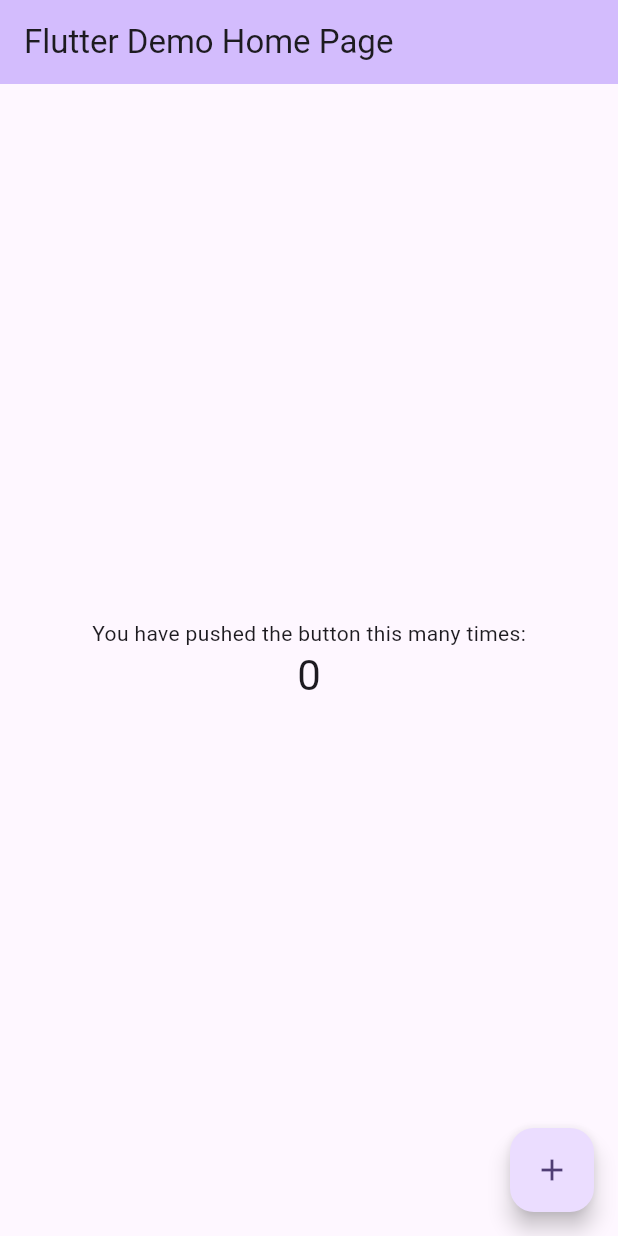
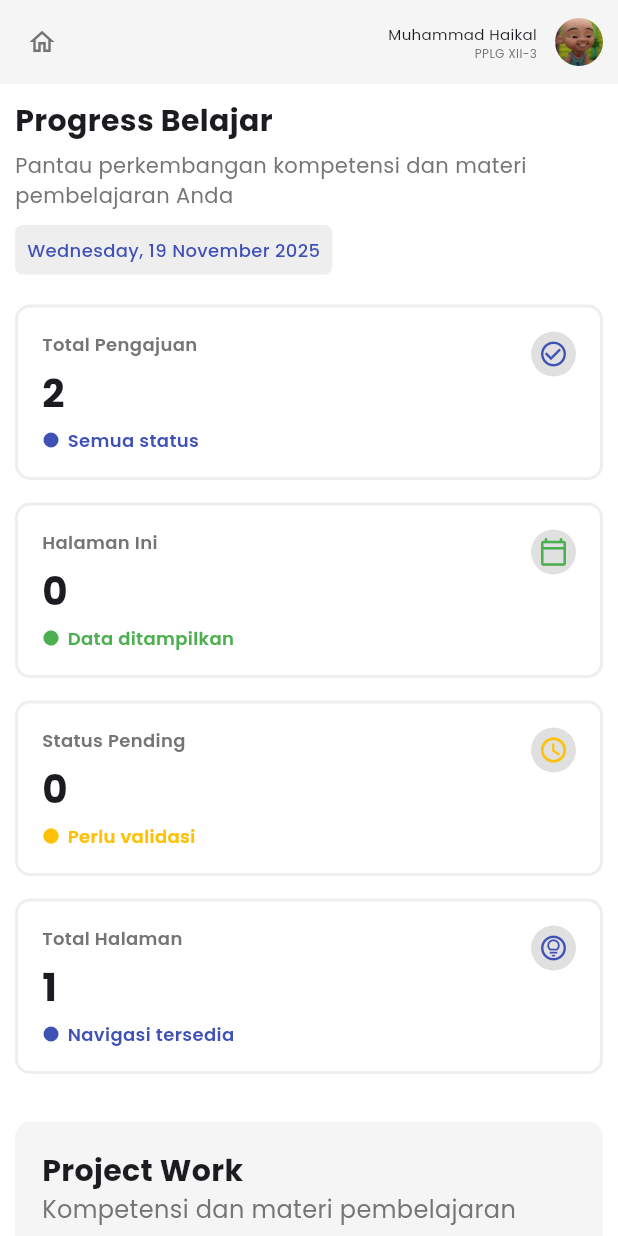
Before and after one commit to MuhammadHaikal1138/slicing_jurnalku, a Flutter app: the screen it shows after launch, on a phone screen of 412 x 824 dp. Run offline on Flutter 3.47's test engine with Material 3 defaults, Android fonts, the phone set to English and light mode, and no system bars; our stand-ins replace google_fonts.

Commit message:
feat: add page student progress

```diff
--- a/lib/main.dart
+++ b/lib/main.dart
@@ -1,4 +1,5 @@
 import 'package:flutter/material.dart';
+import 'package:slicing_jurnalku/progress_student.dart';
 
 void main() {
   runApp(const MyApp());
@@ -7,116 +8,15 @@ void main() {
 class MyApp extends StatelessWidget {
   const MyApp({super.key});
 
-  // This widget is the root of your application.
   @override
   Widget build(BuildContext context) {
     return MaterialApp(
       title: 'Flutter Demo',
       theme: ThemeData(
-        // This is the theme of your application.
-        //
-        // TRY THIS: Try running your application with "flutter run". You'll see
-        // the application has a purple toolbar. Then, without quitting the app,
-        // try changing the seedColor in the colorScheme below to Colors.green
-        // and then invoke "hot reload" (save your changes or press the "hot
-        // reload" button in a Flutter-supported IDE, or press "r" if you used
-        // the command line to start the app).
-        //
-        // Notice that the counter didn't reset back to zero; the application
-        // state is not lost during the reload. To reset the state, use hot
-        // restart instead.
-        //
-        // This works for code too, not just values: Most code changes can be
-        // tested with just a hot reload.
         colorScheme: .fromSeed(seedColor: Colors.deepPurple),
       ),
-      home: const MyHomePage(title: 'Flutter Demo Home Page'),
+      home: ProgressStudentPage(),
+      debugShowCheckedModeBanner: false,
     );
   }
 }
-
-class MyHomePage extends StatefulWidget {
-  const MyHomePage({super.key, required this.title});
-
-  // This widget is the home page of your application. It is stateful, meaning
-  // that it has a State object (defined below) that contains fields that affect
-  // how it looks.
-
-  // This class is the configuration for the state. It holds the values (in this
-  // case the title) provided by the parent (in this case the App widget) and
-  // used by the build method of the State. Fields in a Widget subclass are
-  // always marked "final".
-
-  final String title;
-
-  @override
-  State<MyHomePage> createState() => _MyHomePageState();
-}
-
-class _MyHomePageState extends State<MyHomePage> {
-  int _counter = 0;
-
-  void _incrementCounter() {
-    setState(() {
-      // This call to setState tells the Flutter framework that something has
-      // changed in this State, which causes it to rerun the build method below
-      // so that the display can reflect the updated values. If we changed
-      // _counter without calling setState(), then the build method would not be
-      // called again, and so nothing would appear to happen.
-      _counter++;
-    });
-  }
-
-  @override
-  Widget build(BuildContext context) {
-    // This method is rerun every time setState is called, for instance as done
-    // by the _incrementCounter method above.
-    //
-    // The Flutter framework has been optimized to make rerunning build methods
-    // fast, so that you can just rebuild anything that needs updating rather
-    // than having to individually change instances of widgets.
-    return Scaffold(
-      appBar: AppBar(
-        // TRY THIS: Try changing the color here to a specific color (to
-        // Colors.amber, perhaps?) and trigger a hot reload to see the AppBar
-        // change color while the other colors stay the same.
-        backgroundColor: Theme.of(context).colorScheme.inversePrimary,
-        // Here we take the value from the MyHomePage object that was created by
-        // the App.build method, and use it to set our appbar title.
-        title: Text(widget.title),
-      ),
-      body: Center(
-        // Center is a layout widget. It takes a single child and positions it
-        // in the middle of the parent.
-        child: Column(
-          // Column is also a layout widget. It takes a list of children and
-          // arranges them vertically. By default, it sizes itself to fit its
-          // children horizontally, and tries to be as tall as its parent.
-          //
-          // Column has various properties to control how it sizes itself and
-          // how it positions its children. Here we use mainAxisAlignment to
-          // center the children vertically; the main axis here is the vertical
-          // axis because Columns are vertical (the cross axis would be
-          // horizontal).
-          //
-          // TRY THIS: Invoke "debug painting" (choose the "Toggle Debug Paint"
-          // action in the IDE, or press "p" in the console), to see the
-          // wireframe for each widget.
-          mainAxisAlignment: .center,
-          children: [
-            const Text('You have pushed the button this many times:'),
-            Text(
-              '$_counter',
-              style: Theme.of(context).textTheme.headlineMedium,
-            ),
-          ],
-        ),
-      ),
-      floatingActionButton: FloatingActionButton(
-        onPressed: _incrementCounter,
-        tooltip: 'Increment',
-        child: const Icon(Icons.add),
-      ),
-    );
-  }
-}
--- /dev/null
+++ b/lib/progress_student.dart
@@ -0,0 +1,330 @@
+import 'package:flutter/material.dart';
+import 'package:google_fonts/google_fonts.dart';
+
+class ProgressStudentPage extends StatelessWidget {
+ProgressStudentPage({super.key});
+
+  List <Map<String, dynamic>> progress = [
+    {
+      "title" : "Total Pengajuan",
+      "total" : 2,
+      "status" : "Semua status",
+      "icon_badge" : Icons.check_circle_outline,
+      "color" : Colors.indigo,
+    },
+    {
+      "title" : "Halaman Ini",
+      "total" : 0,
+      "status" : "Data ditampilkan",
+      "icon_badge" : Icons.calendar_today_outlined,
+      "color" : Colors.green,
+    },
+    {
+      "title" : "Status Pending",
+      "total" : 0,
+      "status" : "Perlu validasi",
+      "icon_badge" : Icons.watch_later_outlined,
+      "color" : Colors.amber,
+    },
+    {
+      "title" : "Total Halaman",
+      "total" : 1,
+      "status" : "Navigasi tersedia",
+      "icon_badge" : Icons.lightbulb_circle_outlined,
+      "color" : Colors.indigo,
+    },
+  ];
+
+  List <Map<String, dynamic>> task = [
+    {
+      "title" : "Project Work"
+    },
+    {
+      "title" : "Mobile Apps"
+    },
+    {
+      "title" : "UKK (Uji Kompetensi Keahlian)"
+    },
+    {
+      "title" : "GIM"
+    },
+  ];
+
+  @override
+  Widget build(BuildContext context) {
+    return Scaffold(
+      backgroundColor: Colors.white,
+      appBar: AppBar(
+        backgroundColor: Colors.grey[100],
+        leading: Icon(Icons.home_outlined, size: 20, color: Colors.grey[600]),
+        actions: [
+          Container(
+            margin: EdgeInsets.all(10),
+            child: Row(
+              children: [
+                Container(
+                  child: Column(
+                    mainAxisAlignment: MainAxisAlignment.center,
+                    crossAxisAlignment: CrossAxisAlignment.end,
+                    children: [
+                      Text(
+                        "Muhammad Haikal",
+                        // textAlign: TextAlign.end,
+                        style: GoogleFonts.poppins(fontSize: 10),
+                      ),
+                      Text(
+                        "PPLG XII-3",
+                        // textAlign: TextAlign.end,
+                        style: GoogleFonts.poppins(
+                          fontSize: 8,
+                          color: Colors.grey[600],
+                        ),
+                      ),
+                    ],
+                  ),
+                ),
+                SizedBox(width: 12),
+                ClipOval(
+                  child: Image.asset(
+                    "assets/images/foto_profile.jpg",
+                    height: 32,
+                    width: 32,
+                    fit: BoxFit.cover,
+                  ),
+                ),
+              ],
+            ),
+          ),
+        ],
+      ),
+      body: SingleChildScrollView(
+        child: Padding(
+          padding: EdgeInsetsGeometry.all(10),
+          child: Column(
+            crossAxisAlignment: CrossAxisAlignment.start,
+            children: [
+              Text(
+                "Progress Belajar",
+                style: GoogleFonts.poppins(
+                  fontSize: 20,
+                  fontWeight: FontWeight.bold,
+                ),
+              ),
+              SizedBox(height: 5),
+              Text(
+                "Pantau perkembangan kompetensi dan materi pembelajaran Anda",
+                style: GoogleFonts.poppins(
+                  fontSize: 14,
+                  color: Colors.grey[600],
+                ),
+              ),
+              SizedBox(height: 10),
+              Container(
+                padding: EdgeInsets.all(8),
+                decoration: BoxDecoration(
+                  color: Colors.grey[200],
+                  borderRadius: BorderRadius.circular(5),
+                ),
+                child: Text(
+                  "Wednesday, 19 November 2025",
+                  style: GoogleFonts.poppins(
+                    color: Colors.indigo,
+                    fontSize: 12,
+                    fontWeight: FontWeight.w500,
+                  ),
+                ),
+              ),
+              SizedBox(height: 20),
+              ListView.separated(
+                separatorBuilder: (context, index) {
+                  return SizedBox(height: 15);
+                },
+                shrinkWrap: true,
+                physics: NeverScrollableScrollPhysics(),
+                itemCount: 4,
+                itemBuilder: (context, index) {
+                  return Container(
+                    width: double.infinity,
+                    padding: EdgeInsets.all(16),
+                    decoration: BoxDecoration(
+                      border: Border.all(
+                        color: Colors.grey[200]!,
+                        width: 2,
+                        style: BorderStyle.solid,
+                      ),
+                      borderRadius: BorderRadius.circular(10),
+                    ),
+                    child: Row(
+                      mainAxisAlignment: MainAxisAlignment.spaceBetween,
+                      crossAxisAlignment: CrossAxisAlignment.start,
+                      children: [
+                        Column(
+                          crossAxisAlignment: CrossAxisAlignment.start,
+                          children: [
+                            Text(
+                              "${progress[index]["title"]}",
+                              style: GoogleFonts.poppins(
+                                color: Colors.grey[600],
+                                fontSize: 12,
+                                fontWeight: FontWeight.w600,
+                              ),
+                            ),
+                            SizedBox(height: 5),
+                            Text(
+                              "${progress[index]["total"]}",
+                              style: GoogleFonts.poppins(
+                                fontSize: 26,
+                                fontWeight: FontWeight.bold,
+                              ),
+                            ),
+                            SizedBox(height: 5),
+                            Row(
+                              children: [
+                                Icon(
+                                  Icons.circle,
+                                  color: (progress[index]["color"] as Color),
+                                  size: 12,
+                                ),
+                                SizedBox(width: 5),
+                                Text(
+                                  "${progress[index]["status"]}",
+                                  style: GoogleFonts.poppins(
+                                    fontSize: 12,
+                                    color: (progress[index]["color"] as Color),
+                                    fontWeight: FontWeight.w600,
+                                  ),
+                                ),
+                              ],
+                            ),
+                          ],
+                        ),
+                        Container(
+                          height: 30,
+                          width: 30,
+                          decoration: BoxDecoration(
+                            color: Colors.grey[300],
+                            borderRadius: BorderRadius.circular(20),
+                          ),
+                          child: Icon(
+                            progress[index]["icon_badge"],
+                            size: 20,
+                            color: (progress[index]["color"] as Color),
+                          ),
+                        ),
+                      ],
+                    ),
+                  );
+                },
+              ),
+              SizedBox(height: 32),
+              ListView.separated(
+                separatorBuilder: (context, index) {
+                  return SizedBox(height: 15);
+                },
+                shrinkWrap: true,
+                physics: NeverScrollableScrollPhysics(),
+                itemCount: 4,
+                itemBuilder: (context, index) {
+                  return Container(
+                    margin: EdgeInsets.only(bottom: 10),
+                    padding: EdgeInsets.all(16),
+                    width: double.infinity,
+                    decoration: BoxDecoration(
+                      color: Colors.grey[100],
+                      border: Border.all(
+                        color: Colors.grey[100]!,
+                        width: 2,
+                        style: BorderStyle.solid,
+                      ),
+                      borderRadius: BorderRadius.circular(10),
+                    ),
+                    child: Column(
+                      crossAxisAlignment: CrossAxisAlignment.start,
+                      children: [
+                        Text(
+                          "${task[index]["title"]}",
+                          style: GoogleFonts.poppins(
+                            fontSize: 20,
+                            fontWeight: FontWeight.bold,
+                          ),
+                        ),
+                        Text(
+                          "Kompetensi dan materi pembelajaran",
+                          style: GoogleFonts.poppins(
+                            color: Colors.grey[600]!,
+                            fontSize: 16,
+                          ),
+                        ),
+                        SizedBox(height: 20),
+                        SingleChildScrollView(
+                          scrollDirection: Axis.horizontal,
+                          child: Row(
+                            children: [
+                              Text(
+                                "KOMPETENSI",
+                                style: GoogleFonts.poppins(
+                                  fontSize: 16,
+                                  fontWeight: FontWeight.w500,
+                                  color: Colors.grey[600],
+                                ),
+                              ),
+                              SizedBox(width: 20,),
+                              Text(
+                                "GURU",
+                                style: GoogleFonts.poppins(
+                                  fontSize: 16,
+                                  fontWeight: FontWeight.w500,
+                                  color: Colors.grey[600],
+                                ),
+                              ),
+                              SizedBox(width: 20,),
+                              Text(
+                                "TANGGAL",
+                                style: GoogleFonts.poppins(
+                                  fontSize: 16,
+                                  fontWeight: FontWeight.w500,
+                                  color: Colors.grey[600],
+                                ),
+                              ),
+                              SizedBox(width: 20,),
+                              Text(
+                                "STATUS",
+                                style: GoogleFonts.poppins(
+                                  fontSize: 16,
+                                  fontWeight: FontWeight.w500,
+                                  color: Colors.grey[600],
+                                ),
+                              ),
+                              SizedBox(width: 20,),
+                              Text(
+                                "CATATAN GURU",
+                                style: GoogleFonts.poppins(
+                                  fontSize: 16,
+                                  fontWeight: FontWeight.w500,
+                                  color: Colors.grey[600],
+                                ),
+                              ),
+                              SizedBox(width: 20,),
+                              Text(
+                                "CATATAN SISWA",
+                                style: GoogleFonts.poppins(
+                                  fontSize: 16,
+                                  fontWeight: FontWeight.w500,
+                                  color: Colors.grey[600],
+                                ),
+                              ),
+                            ],
+                          ),
+                        ),
+                      ],
+                    ),
+                  );
+                },
+              ),
+            ],
+          ),
+        ),
+      ),
+    );
+  }
+}
--- a/pubspec.yaml
+++ b/pubspec.yaml
@@ -61,7 +61,6 @@ flutter:
   # To add assets to your application, add an assets section, like this:
   assets:
     - assets/images/
-    - assets/logo/
 
   # An image asset can refer to one or more resolution-specific "variants", see
   # https://flutter.dev/to/resolution-aware-images
```
Also changed, not shown: assets/images/foto_profile.jpg (added).
